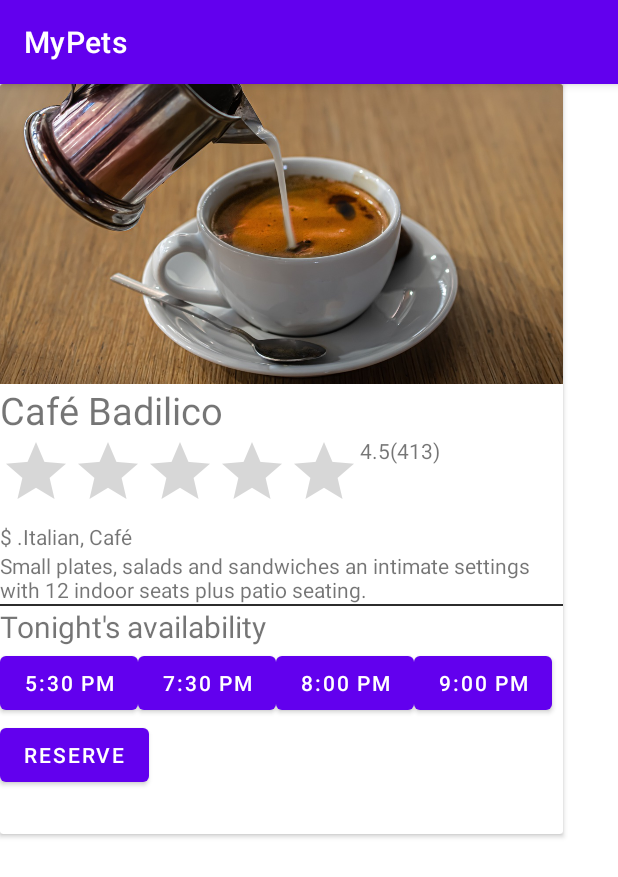
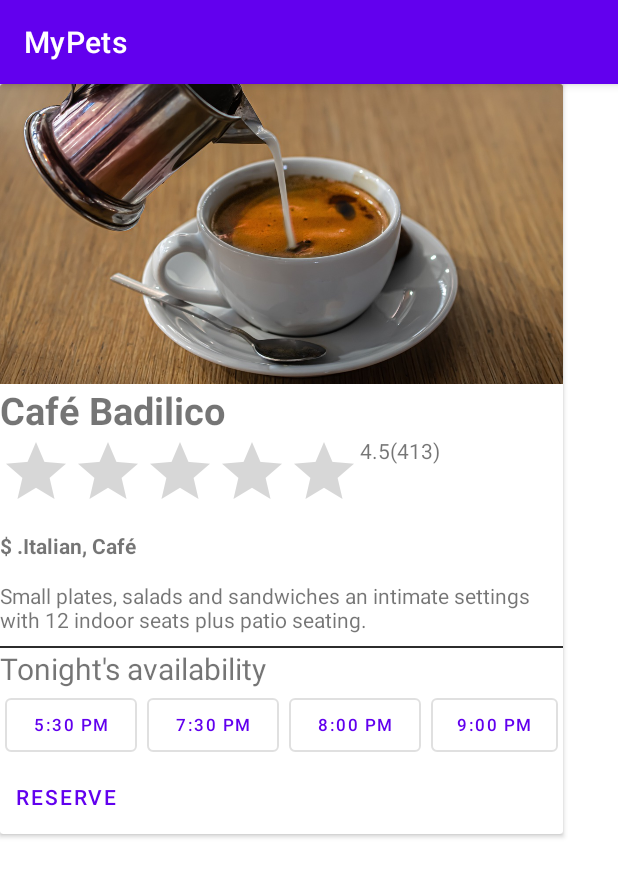
Before and after one commit to MarcinhoFIVE/MyPets, an Android app: the CafeBadilicoActivity screen opened directly, with no data from a screen before it, on a phone screen of 412 x 824 dp. Shown: the top 877 px of the screen. Run offline under Robolectric (Android 15) with nearby library versions, the phone set to English and light mode, and no system bars; plain views replace MaterialRatingBar.

Commit message:
Ajustes Card View

```diff
--- a/app/src/main/res/layout/cafe_badilico_layout.xml
+++ b/app/src/main/res/layout/cafe_badilico_layout.xml
@@ -26,7 +26,8 @@
                 android:textSize="25sp"
                 android:layout_width="wrap_content"
                 android:layout_height="wrap_content"
-                android:text="Café Badilico" />
+                android:text="Café Badilico"
+                android:textStyle="bold"/>
 
             <LinearLayout
                 android:layout_width="match_parent"
@@ -49,14 +50,19 @@
             </LinearLayout>
 
             <TextView
+                android:textStyle="bold"
                 android:layout_width="wrap_content"
                 android:layout_height="wrap_content"
-                android:text="$ .Italian, Café" />
+                android:text="$ .Italian, Café"
+                android:layout_marginVertical="6dp"
+                />
 
             <TextView
                 android:layout_width="wrap_content"
                 android:layout_height="wrap_content"
-                android:text="Small plates, salads and sandwiches an intimate settings with 12 indoor seats plus patio seating." />
+                android:text="Small plates, salads and sandwiches an intimate settings with 12 indoor seats plus patio seating."
+                android:layout_marginVertical="8dp"
+                />
 
             <View
                 android:layout_width="match_parent"
@@ -77,28 +83,43 @@
             <Button
                 android:layout_width="wrap_content"
                 android:layout_height="wrap_content"
-                android:text="5:30 PM" />
+                android:text="5:30 PM"
+                style="?attr/materialButtonOutlinedStyle"
+                android:layout_marginHorizontal="3dp"
+                android:textSize="11sp"
+                />
 
             <Button
                 android:layout_width="wrap_content"
                 android:layout_height="wrap_content"
-                android:text="7:30 PM" />
+                android:text="7:30 PM"
+                style="?attr/materialButtonOutlinedStyle"
+                android:layout_marginHorizontal="3dp"
+                android:textSize="11sp"
+                />
 
             <Button
                 android:layout_width="wrap_content"
                 android:layout_height="wrap_content"
-                android:text="8:00 PM" />
+                android:text="8:00 PM"
+                style="?attr/materialButtonOutlinedStyle"
+                android:layout_marginHorizontal="3dp"
+                android:textSize="11sp"/>
 
             <Button
                 android:layout_width="wrap_content"
                 android:layout_height="wrap_content"
-                android:text="9:00 PM" />
+                android:text="9:00 PM"
+                style="?attr/materialButtonOutlinedStyle"
+                android:layout_marginHorizontal="3dp"
+                android:textSize="11sp"/>
         </LinearLayout>
 
             <Button
                 android:layout_width="wrap_content"
                 android:layout_height="wrap_content"
-                android:text="RESERVE" />
+                android:text="RESERVE"
+                style="@style/Widget.MaterialComponents.Button.TextButton"/>
 
         </LinearLayout>
 
```
